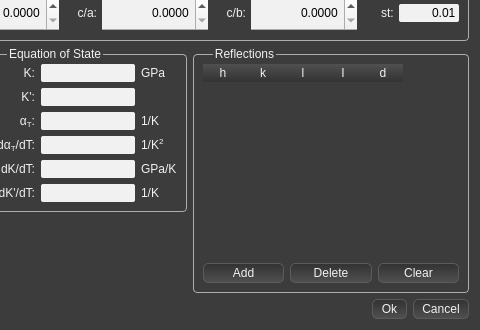
Qt form Dioptas_main/Views/UiFiles/Jcpds.ui (Dioptas/Dioptas) before a commit; both pictures show x 93 to 573 and y 263 to 593 of the 573 by 593 pixel window.
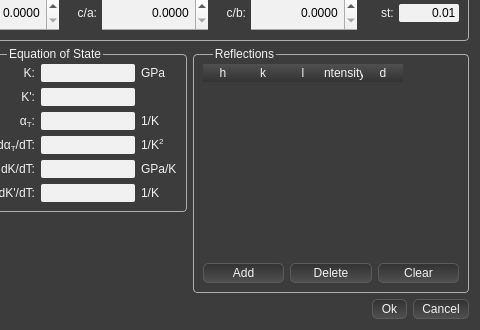
The same form after that commit.

Commit message: renamed I to Intensity in reflection table...

Diff of the .ui file:
```diff
--- a/Dioptas_main/Views/UiFiles/Jcpds.ui
+++ b/Dioptas_main/Views/UiFiles/Jcpds.ui
@@ -1092,7 +1092,7 @@
           </column>
           <column>
            <property name="text">
-            <string>I</string>
+            <string>Intensity</string>
            </property>
           </column>
           <column>
```
The commit also changes 5 other files.
